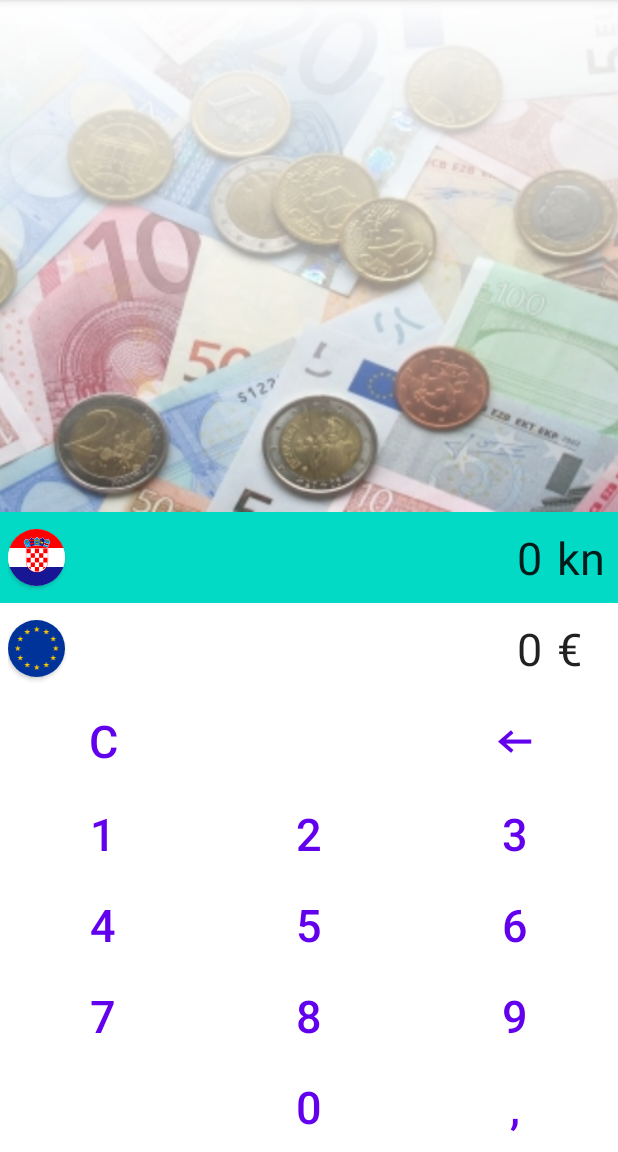
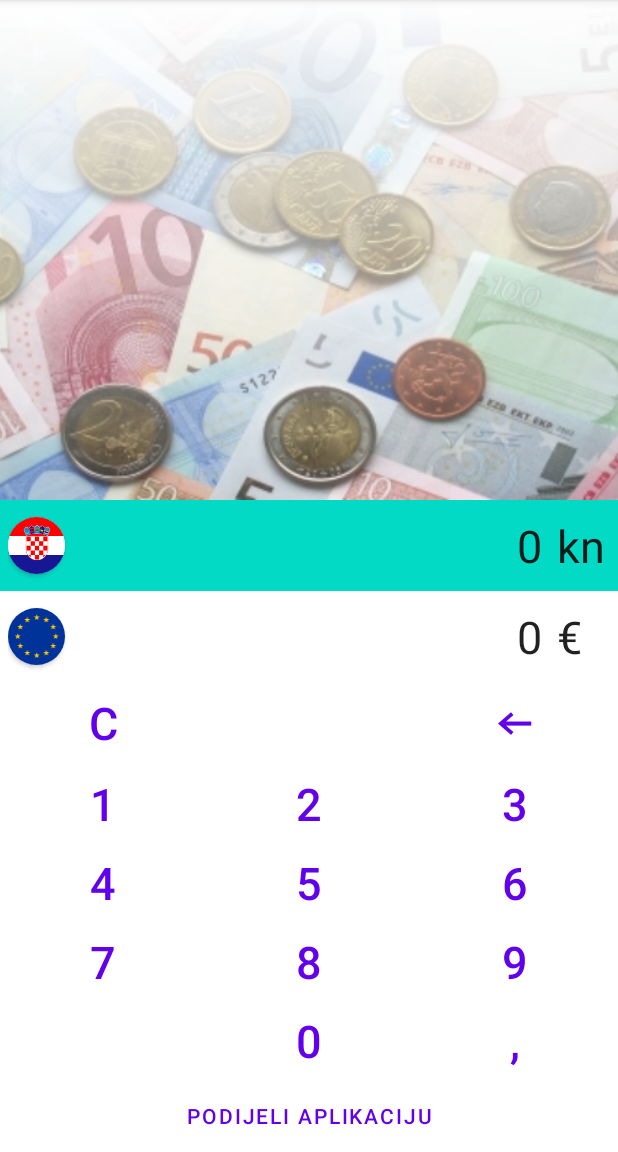
Before and after one commit to vbresan/eurokonverter, an Android app: the screen it shows after launch (MainActivity), on a phone screen of 412 x 824 dp, the part 84-1236 px from its top. Run offline under Robolectric (Android 15) with nearby library versions, the phone set to English and light mode, and no system bars.

Commit message:
Adding share the app button

```diff
--- a/app/src/main/res/layout/activity_main.xml
+++ b/app/src/main/res/layout/activity_main.xml
@@ -112,6 +112,7 @@
             android:textSize="@dimen/font_size"
             app:layout_columnWeight="1"
             style="?android:attr/buttonBarButtonStyle"
+            android:padding="0dp"
             android:onClick="onKeyPressed"
         />
         <Button
@@ -125,6 +126,7 @@
             android:textSize="@dimen/font_size"
             app:layout_columnWeight="1"
             style="?android:attr/buttonBarButtonStyle"
+            android:padding="0dp"
             android:onClick="onKeyPressed"
         />
         <Button
@@ -136,6 +138,7 @@
             android:textSize="@dimen/font_size"
             app:layout_columnWeight="1"
             style="?android:attr/buttonBarButtonStyle"
+            android:padding="0dp"
             android:onClick="onKeyPressed"
         />
         <Button
@@ -147,6 +150,7 @@
             android:textSize="@dimen/font_size"
             app:layout_columnWeight="1"
             style="?android:attr/buttonBarButtonStyle"
+            android:padding="0dp"
             android:onClick="onKeyPressed"
         />
         <Button
@@ -158,6 +162,7 @@
             android:textSize="@dimen/font_size"
             app:layout_columnWeight="1"
             style="?android:attr/buttonBarButtonStyle"
+            android:padding="0dp"
             android:onClick="onKeyPressed"
         />
         <Button
@@ -169,6 +174,7 @@
             android:textSize="@dimen/font_size"
             app:layout_columnWeight="1"
             style="?android:attr/buttonBarButtonStyle"
+            android:padding="0dp"
             android:onClick="onKeyPressed"
         />
         <Button
@@ -180,6 +186,7 @@
             android:textSize="@dimen/font_size"
             app:layout_columnWeight="1"
             style="?android:attr/buttonBarButtonStyle"
+            android:padding="0dp"
             android:onClick="onKeyPressed"
         />
         <Button
@@ -191,6 +198,7 @@
             android:textSize="@dimen/font_size"
             app:layout_columnWeight="1"
             style="?android:attr/buttonBarButtonStyle"
+            android:padding="0dp"
             android:onClick="onKeyPressed"
         />
         <Button
@@ -202,6 +210,7 @@
             android:textSize="@dimen/font_size"
             app:layout_columnWeight="1"
             style="?android:attr/buttonBarButtonStyle"
+            android:padding="0dp"
             android:onClick="onKeyPressed"
         />
         <Button
@@ -213,6 +222,7 @@
             android:textSize="@dimen/font_size"
             app:layout_columnWeight="1"
             style="?android:attr/buttonBarButtonStyle"
+            android:padding="0dp"
             android:onClick="onKeyPressed"
         />
         <Button
@@ -224,6 +234,7 @@
             android:textSize="@dimen/font_size"
             app:layout_columnWeight="1"
             style="?android:attr/buttonBarButtonStyle"
+            android:padding="0dp"
             android:onClick="onKeyPressed"
         />
         <Button
@@ -235,6 +246,7 @@
             android:textSize="@dimen/font_size"
             app:layout_columnWeight="1"
             style="?android:attr/buttonBarButtonStyle"
+            android:padding="0dp"
             android:onClick="onKeyPressed"
         />
         <Button
@@ -246,7 +258,15 @@
             android:textSize="@dimen/font_size"
             app:layout_columnWeight="1"
             style="?android:attr/buttonBarButtonStyle"
+            android:padding="0dp"
             android:onClick="onKeyPressed"
         />
     </androidx.gridlayout.widget.GridLayout>
+    <Button
+        android:layout_width="match_parent"
+        android:layout_height="wrap_content"
+        style="?android:attr/buttonBarButtonStyle"
+        android:text="@string/PodijeliAplikaciju"
+        android:onClick="onShareApp"
+    />
 </LinearLayout>
--- a/app/src/main/res/values/strings.xml
+++ b/app/src/main/res/values/strings.xml
@@ -1,3 +1,7 @@
 <resources>
     <string name="app_name">Euro konverter</string>
+    <string name="distribution"></string>
+
+    <string name="PodijeliAplikaciju">Podijeli aplikaciju</string>
+    <string name="ZaKonverzijuKoristim">Za konverziju kuna u eure koristim ovaj kalkulator. Vjerujem da i tebi može biti koristan:\n</string>
 </resources>
```
Also changed, not shown: app/build.gradle (+12 -2 lines), app/src/main/java/com/eurokonverter/MainActivity.java (+18 -0 lines), 3 other files.
